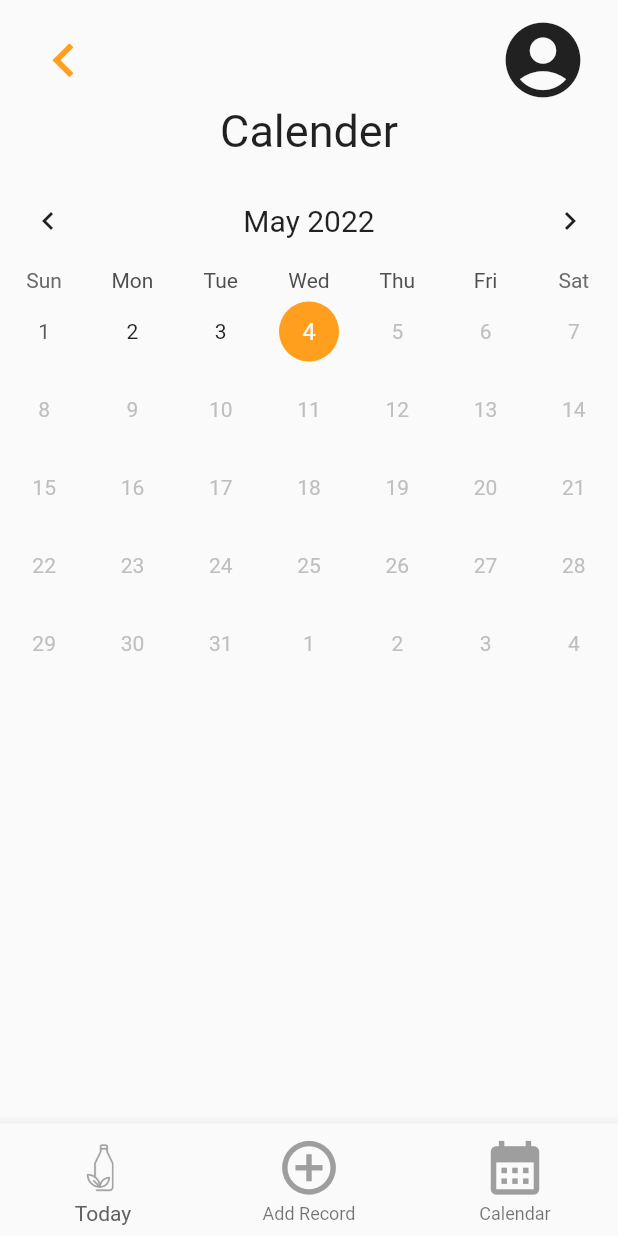
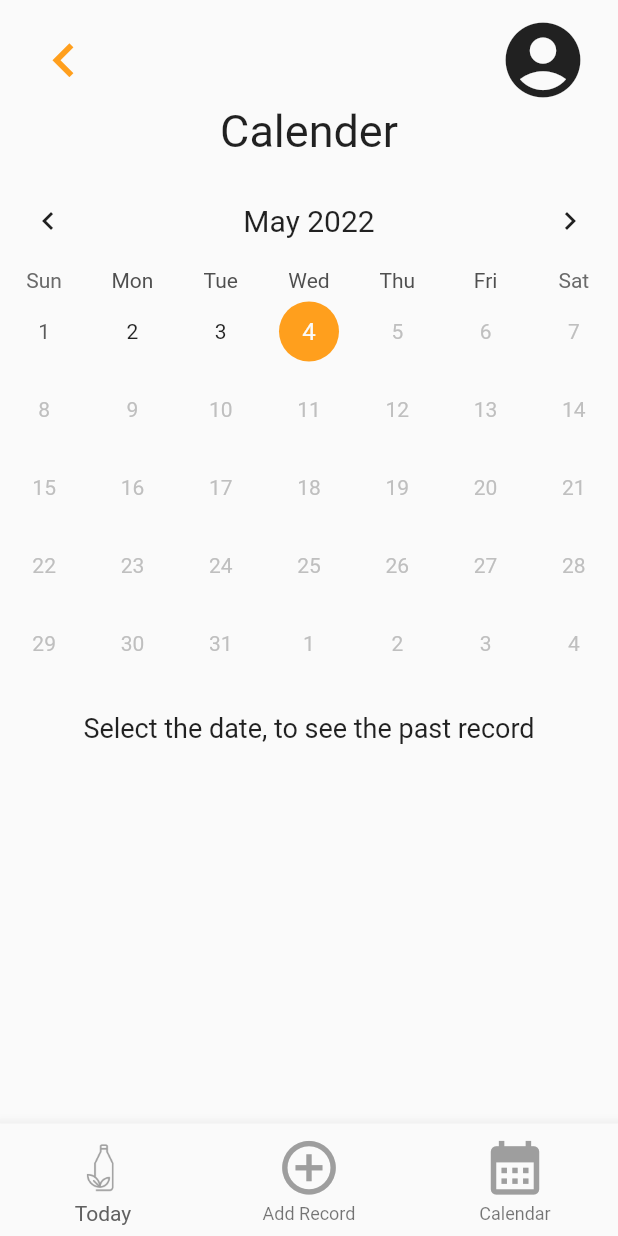
Before and after one commit to suisuiss/Plastic-Recorder, a Flutter app: the calender screen opened by its route, on a phone screen of 412 x 824 dp. Run offline on Flutter 3.47's test engine with Material 2 defaults, Android fonts, the phone set to English and light mode, and no system bars; drawn by our look-alikes of table_calendar; our stand-ins replace firebase_auth, firebase_core, flutter_image_slideshow, page_view_indicators; accounts and stored records are empty.

Commit message:
FixedPixed+AddCalenderText

```diff
--- a/plastic_recorder/lib/calender.dart
+++ b/plastic_recorder/lib/calender.dart
@@ -91,8 +91,12 @@ class _calenderState extends State<calender> {
                         borderRadius: BorderRadius.circular(20)),
                   ),
                 ),
+                SizedBox(height: 20),
+                Text('Select the date, to see the past record',
+                    style: TextStyle(fontSize: 18)),
               ],
-            ))),
+            ))
+            ),
             footer()
           ],
         ),
--- a/plastic_recorder/lib/login_screen.dart
+++ b/plastic_recorder/lib/login_screen.dart
@@ -53,7 +53,9 @@ class _LoginScreenState extends State<LoginScreen> {
     final deviceWidth = MediaQuery.of(context).size.width;
     return Scaffold(
         backgroundColor: bgcolor,
-        body: Form(
+      body:Center(
+        child:SingleChildScrollView(
+       child: Form(
             key: formKey,
             child: Center(
                 child: Column(
@@ -157,7 +159,7 @@ class _LoginScreenState extends State<LoginScreen> {
                   ],
                 )
               ],
-            ))));
+            ))))));
 
 
   }
--- a/plastic_recorder/lib/profile_page.dart
+++ b/plastic_recorder/lib/profile_page.dart
@@ -38,7 +38,9 @@ class ProfilePage extends StatelessWidget {
   @override
 
   final user = FirebaseAuth.instance.currentUser!;
+
   Widget build(BuildContext context) {
+    var email = user.email;
     return Scaffold(
       resizeToAvoidBottomInset: false,
       body: Container(
@@ -64,7 +66,7 @@ class ProfilePage extends StatelessWidget {
                                   fontWeight: FontWeight.bold,
                                   color: Colors.black)),
                           textfield(
-                              hintText: 'email',
+                              hintText: '$email',
                               icon: Icons.account_circle_outlined),
                           textfield(hintText: 'Email', icon: Icons.email),
                           textfield(
```
Also changed, not shown: plastic_recorder/lib/register.dart (+6 -2 lines).
